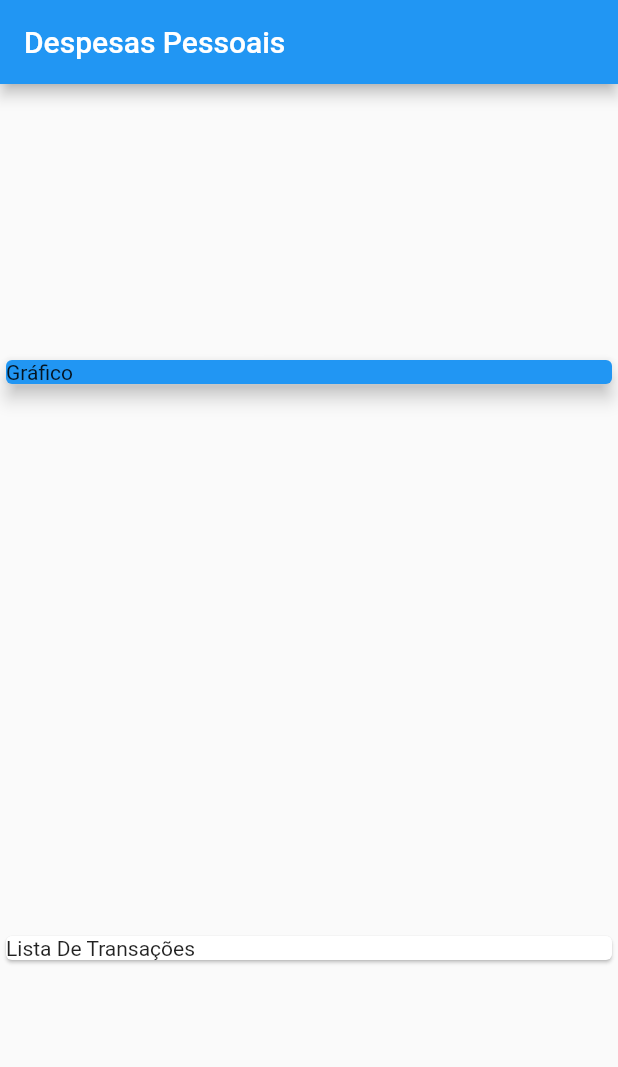
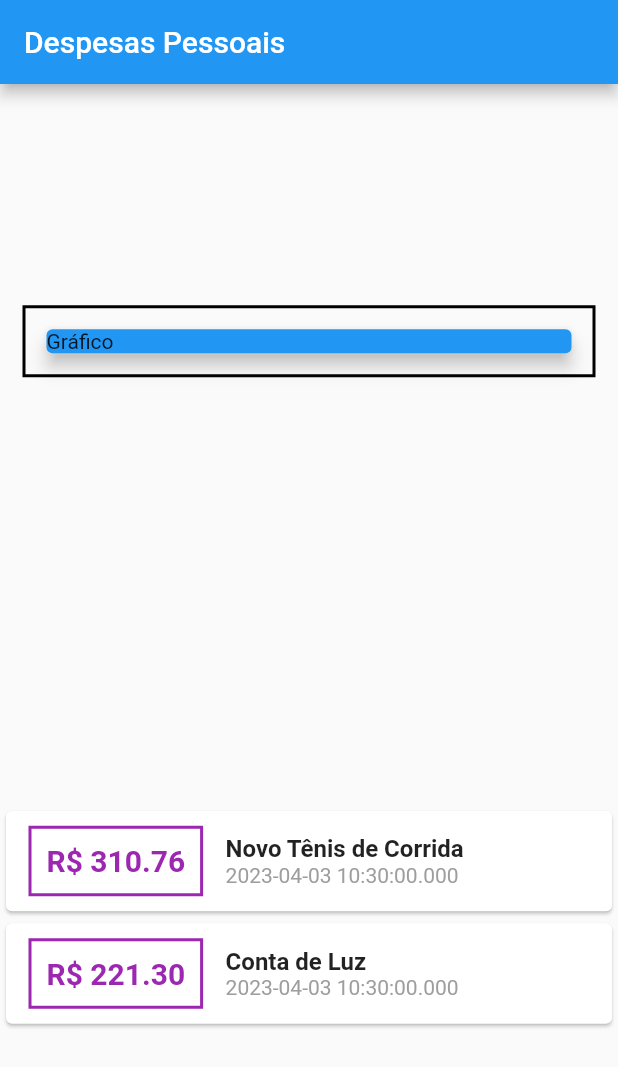
Before and after one commit to Luk4ss/course_flutter, a Flutter app: the screen it shows after launch, on a phone screen of 412 x 824 dp. Shown: the top 1067 px of the screen. Run offline on Flutter 3.47's test engine with Material 2 defaults, Android fonts, the phone set to English and light mode, and no system bars.

Commit message:
Estilização dos Container e implementação do toStringAsFixed

```diff
--- a/expenses/lib/main.dart
+++ b/expenses/lib/main.dart
@@ -1,7 +1,5 @@
-
 import 'package:expenses/models/transaction.dart';
 import 'package:flutter/material.dart';
-
 
 void main() => runApp(const ExpensesApp());
 
@@ -10,9 +8,7 @@ class ExpensesApp extends StatelessWidget {
 
   @override
   Widget build(BuildContext context) {
-    return  MaterialApp(
-      home: MyHomePage()
-    );
+    return MaterialApp(home: MyHomePage());
   }
 }
 
@@ -20,32 +16,74 @@ class MyHomePage extends StatelessWidget {
   MyHomePage({super.key});
 
   final _transactions = [
-    Transaction(id: 't1', title: 'Novo Tênis de Corrida', value: 310.76, date: DateTime.now()),
-    Transaction(id: 't2', title: 'Conta de Luz', value: 221.30, date: DateTime.now())
+    Transaction(
+        id: 't1',
+        title: 'Novo Tênis de Corrida',
+        value: 310.76,
+        date: DateTime.now()),
+    Transaction(
+        id: 't2', title: 'Conta de Luz', value: 221.30, date: DateTime.now())
   ];
 
   @override
   Widget build(BuildContext context) {
     return Scaffold(
-      appBar: AppBar(
-        title: const Text('Despesas Pessoais')
-      ),
+        appBar: AppBar(title: const Text('Despesas Pessoais')),
         body: Column(
           mainAxisAlignment: MainAxisAlignment.spaceAround,
           crossAxisAlignment: CrossAxisAlignment.stretch,
-        children:  [
+          children: [
             Container(
-            child: Card(
+              margin: const EdgeInsets.symmetric(horizontal: 15, vertical: 10),
+              decoration: BoxDecoration(
+                  border: Border.all(color: Colors.black, width: 2)),
+              padding: const EdgeInsets.all(10),
+              child: const Card(
                 color: Colors.blue,
+                elevation: 5,
                 child: Text('Gráfico'),
-              elevation: 5,
               ),
             ),
-          Card(
-            child: Text('Lista De Transações'),
+            Column(
+              children: _transactions.map((tr) {
+                return Card(
+                    child: Row(
+                  children: [
+                    Container(
+                      margin: const EdgeInsets.symmetric(
+                                    horizontal: 15,
+                                    vertical: 10),
+                      decoration: BoxDecoration(
+                                    border: Border.all(color: Colors.purple, width: 2)
+                                  ),
+                      padding: const EdgeInsets.all(10),
+                      child: Text('R\$ ${tr.value.toStringAsFixed(2)}',
+                          style: const TextStyle(
+                              fontWeight: FontWeight.bold,
+                              fontSize: 20,
+                              color: Colors.purple)),
+                    ),
+                    Column(
+                      crossAxisAlignment: CrossAxisAlignment.start,
+                      children: [
+                        Text(
+                          tr.title,
+                          style: const TextStyle(
+                              fontSize: 16,
+                              fontWeight: FontWeight.bold
+                        ),
+                        ),
+                        Text(tr.date.toString(),
+                            style: const TextStyle(
+                              color: Colors.grey)
                         )
                       ],
                     )
-    );
+                  ],
+                ));
+              }).toList(),
+            )
+          ],
+        ));
   }
 }
```
Lines whose indentation alone changed are shown as unchanged.
